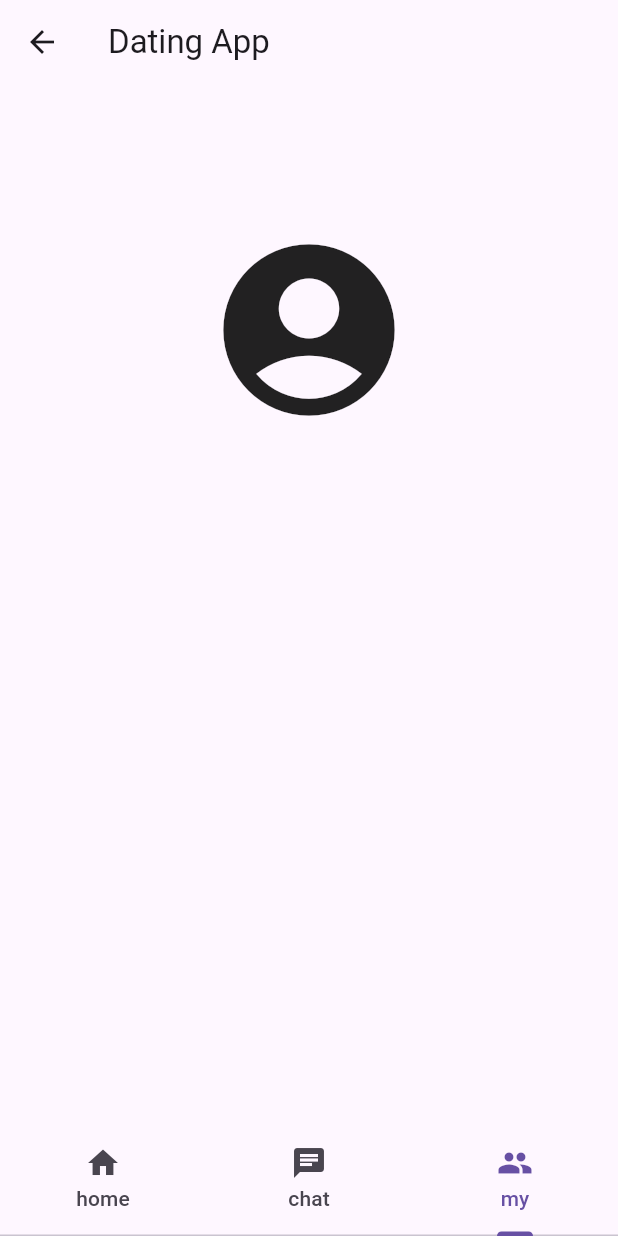
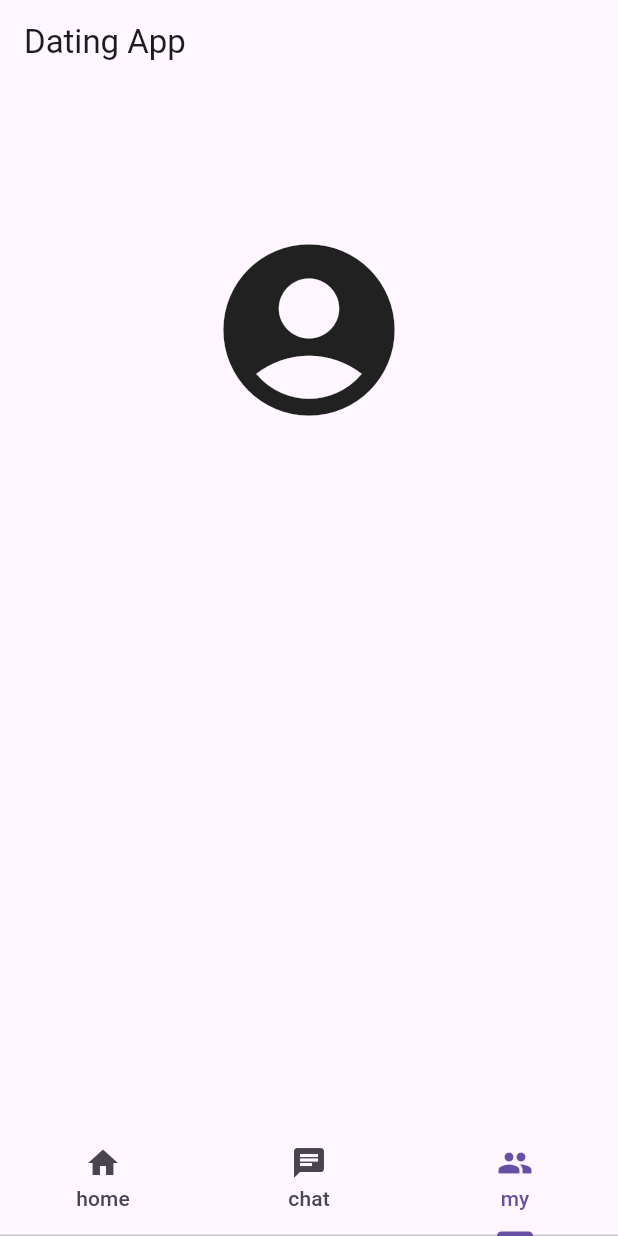
Before and after one commit to InfoSynth/InfoSynth, a Flutter app: the TabPage screen opened by its route, item 3 of the bottom bar chosen, on a phone screen of 412 x 824 dp. Run offline on Flutter 3.47's test engine with Material 3 defaults, Android fonts, the phone set to English and light mode, and no system bars; our stand-ins replace shared_preferences, snippet_coder_utils; accounts and stored records are empty; network calls fail.

Commit message:
fix: appbar 뒤로가기 버튼 없앰

```diff
--- a/madcamp2/lib/pages/tab_page.dart
+++ b/madcamp2/lib/pages/tab_page.dart
@@ -25,7 +25,10 @@ class _TabPageState extends State<TabPage> {
     final imageSize = MediaQuery.of(context).size.width / 3;
 
     return Scaffold(
-      appBar: AppBar(title: const Text('Dating App'),),
+      appBar: AppBar(
+        title: const Text('Dating App'),
+        automaticallyImplyLeading: false,
+      ),
       body: DefaultTabController(
           length: 3,
           child: Scaffold(
```
